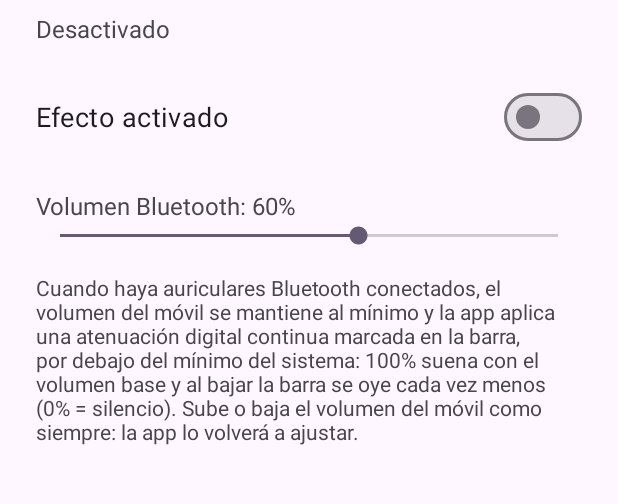
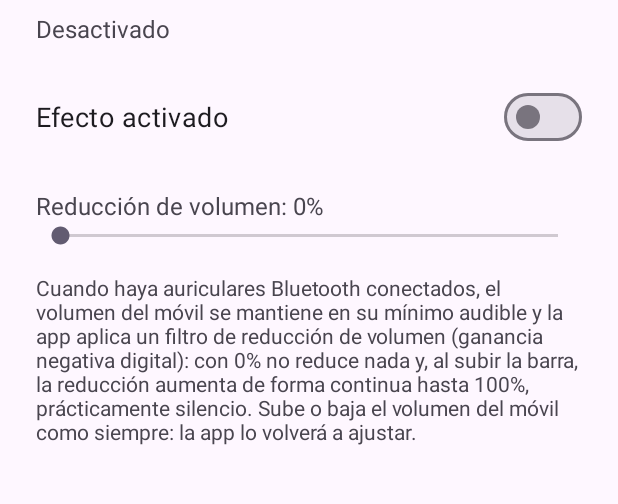
Before and after one commit to KnightofTheDream/Bluetooth-Quiet, an Android app: the screen it shows after launch (MainActivity), on a phone screen of 412 x 824 dp, the part 85-589 px from its top. Run offline under Robolectric (Android 15) with nearby library versions, the phone set to English and light mode, and no system bars.

Commit message:
Rediseño 2.0: slider = % de reducción (0% sin reducir, 100% ≈ silencio) sobre el mínimo audible del móvil

```diff
--- a/app/build.gradle.kts
+++ b/app/build.gradle.kts
@@ -11,8 +11,8 @@ android {
         applicationId = "com.bluetoothquiet"
         minSdk = 26
         targetSdk = 35
-        versionCode = 7
-        versionName = "1.1.0"
+        versionCode = 8
+        versionName = "2.0.0"
     }
 
     buildTypes {
--- a/app/src/main/java/com/bluetoothquiet/Prefs.kt
+++ b/app/src/main/java/com/bluetoothquiet/Prefs.kt
@@ -18,7 +18,7 @@ object Prefs {
         prefs(context).edit().putBoolean(KEY_ENABLED, enabled).apply()
     }
 
-    fun extraPercent(context: Context): Int = prefs(context).getInt(KEY_EXTRA_PERCENT, 60)
+    fun extraPercent(context: Context): Int = prefs(context).getInt(KEY_EXTRA_PERCENT, 0)
 
     fun setExtraPercent(context: Context, percent: Int) {
         prefs(context).edit().putInt(KEY_EXTRA_PERCENT, percent.coerceIn(0, 100)).apply()
--- a/app/src/main/res/values/strings.xml
+++ b/app/src/main/res/values/strings.xml
@@ -6,9 +6,9 @@
     <string name="status_off">Desactivado</string>
     <string name="status_waiting">Activo · esperando auriculares Bluetooth…</string>
     <string name="status_active">Activo · auriculares Bluetooth conectados</string>
-    <string name="volume_value">Volumen Bluetooth: %1$d%%</string>
-    <string name="explanation">Cuando haya auriculares Bluetooth conectados, el volumen del móvil se mantiene al mínimo y la app aplica una atenuación digital continua marcada en la barra, por debajo del mínimo del sistema: 100% suena con el volumen base y al bajar la barra se oye cada vez menos (0% = silencio). Sube o baja el volumen del móvil como siempre: la app lo volverá a ajustar.</string>
-    <string name="notif_active">Activo · reduciendo volumen de los auriculares Bluetooth</string>
+    <string name="volume_value">Reducción de volumen: %1$d%%</string>
+    <string name="explanation">Cuando haya auriculares Bluetooth conectados, el volumen del móvil se mantiene en su mínimo audible y la app aplica un filtro de reducción de volumen (ganancia negativa digital): con 0% no reduce nada y, al subir la barra, la reducción aumenta de forma continua hasta 100%, prácticamente silencio. Sube o baja el volumen del móvil como siempre: la app lo volverá a ajustar.</string>
+    <string name="notif_active">Activo · reducción %1$d%% (−%2$.1f dB)</string>
     <string name="notif_waiting">Activo · esperando auriculares Bluetooth</string>
     <string name="notif_stop">Desactivar</string>
 </resources>
```
Also changed, not shown: app/src/main/java/com/bluetoothquiet/VolumeService.kt (+7 -5 lines), 1 other file.
